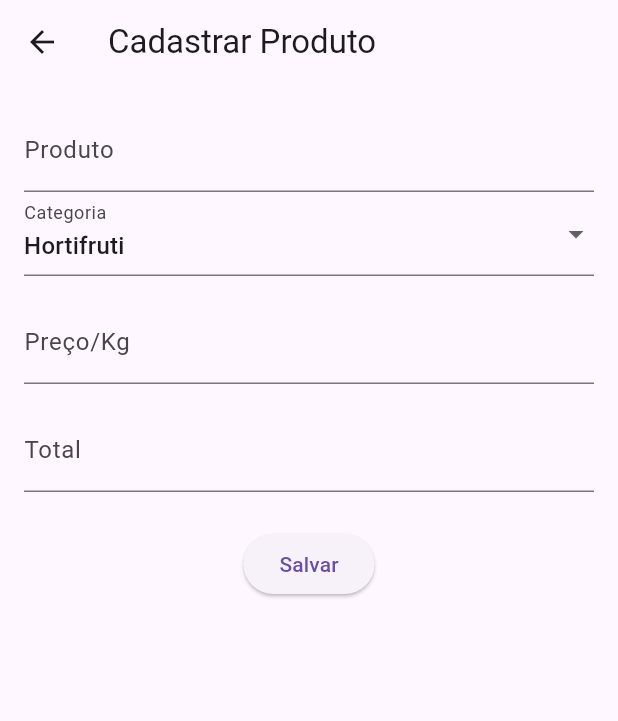
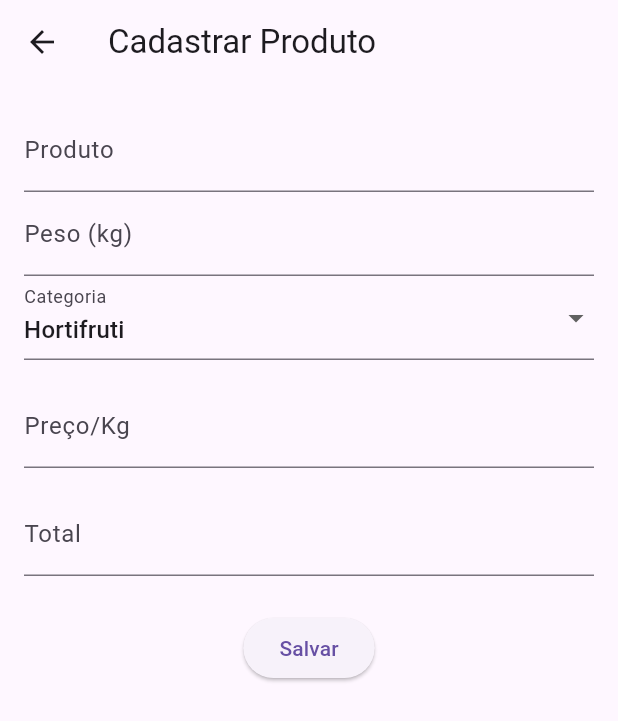
Before and after one commit to dantecbrasil-arch/smartcompre, a Flutter app: the CadastroItemScreen screen opened directly with empty values, on a phone screen of 412 x 824 dp. Shown: the top 721 px of the screen. Run offline on Flutter 3.47's test engine with Material 3 defaults, Android fonts, the phone set to English and light mode, and no system bars; our stand-ins replace camera, image_picker, shared_preferences; missing offline and left inert: google_mlkit_text_recognition; accounts and stored records are empty.

Commit message:
Implementa captura e transporte do peso OCR

```diff
--- a/lib/models/etiqueta_produto.dart
+++ b/lib/models/etiqueta_produto.dart
@@ -1,10 +1,12 @@
 class EtiquetaProduto {
   final String produto;
+  final double? peso;
   final double? precoKg;
   final double? total;
 
   EtiquetaProduto({
     required this.produto,
+    this.peso,
     this.precoKg,
     this.total,
   });
--- a/lib/models/item_compra.dart
+++ b/lib/models/item_compra.dart
@@ -1,12 +1,14 @@
 class ItemCompra {
   final String produto;
   final String categoria;
+  final double? peso;
   final double? precoKg;
   final double? total;
 
   ItemCompra({
     required this.produto,
     required this.categoria,
+    this.peso,
     this.precoKg,
     this.total,
   });
--- a/lib/screens/cadastro_item_screen.dart
+++ b/lib/screens/cadastro_item_screen.dart
@@ -5,10 +5,12 @@ class CadastroItemScreen extends StatefulWidget {
   final String produto;
   final double? precoKg;
   final double? total;
+  final double? peso;
 
   const CadastroItemScreen({
     super.key,
     required this.produto,
+    this.peso,
     this.precoKg,
     this.total,
   });
@@ -37,6 +39,11 @@ void initState() {
     final produtoController =
         TextEditingController(text: widget.produto);
 
+    final pesoController =
+        TextEditingController(
+     text: widget.peso?.toString() ?? '',
+);
+
     final precoController =
         TextEditingController(
       text: widget.precoKg?.toString() ?? '',
@@ -59,6 +66,13 @@ void initState() {
   controller: produtoController,
   decoration: const InputDecoration(
     labelText: 'Produto',
+  ),
+),
+
+TextField(
+  controller: pesoController,
+  decoration: const InputDecoration(
+    labelText: 'Peso (kg)',
   ),
 ),
 
@@ -144,6 +158,9 @@ TextField(
                 final item = ItemCompra(
                   produto: produtoController.text,
                   categoria: categoriaSelecionada,
+                  peso: double.tryParse(
+                    pesoController.text.replaceAll(',', '.'),
+                  ),
                   precoKg: double.tryParse(
                     precoController.text
                         .replaceAll(',', '.')
--- a/lib/screens/camera_screen.dart
+++ b/lib/screens/camera_screen.dart
@@ -158,6 +158,7 @@ final List<ItemCompra> _itens = [];
   MaterialPageRoute(
     builder: (_) => CadastroItemScreen(
       produto: dados.produto,
+      peso: dados.peso,
       precoKg: dados.precoKg,
       total: dados.total,
     ),
@@ -169,6 +170,7 @@ if (item != null) {
     'ITEM RETORNOU => '
     '${item.produto} | '
     '${item.categoria} | '
+    '${item.peso} | '
     '${item.precoKg} | '
     '${item.total}',
   );
--- a/lib/screens/produtos_screen.dart
+++ b/lib/screens/produtos_screen.dart
@@ -553,6 +553,7 @@ debugPrint(
 
     produtos.add({
       'nome': item.produto,
+      'peso': item.peso,
       'categoria': item.categoria,
       'quantidade': 1,
       'preco': item.precoKg ?? 0.0,
--- a/lib/services/etiqueta_parser.dart
+++ b/lib/services/etiqueta_parser.dart
@@ -5,10 +5,12 @@ class EtiquetaParser {
     String produto = '';
     String precoKg = '';
     String total = '';
+    String peso = '';
 
     final linhas = texto.split('\n');
 
     final numeros = <String>[];
+    final pesos = <String>[];
 
     for (final linha in linhas) {
       final l = linha.trim();
@@ -23,11 +25,26 @@ class EtiquetaParser {
         produto = l;
       }
 
+      if (RegExp(r'^\d+[,.]\d+.*$').hasMatch(l)) {
+        pesos.add(l);
+     }
+
+
       if (RegExp(r'^\d+[,\.]\d+$').hasMatch(l)) {
         numeros.add(l);
       }
     }
 
+    if (pesos.isNotEmpty) {
+      peso = pesos.first.replaceAll('ks', '');
+
+      print('PESO BRUTO: $peso');
+    }
+
+    print('PESO ENCONTRADO: $peso');
+    print(
+    'PESO DOUBLE: ${double.tryParse(peso.replaceAll(",", "."))}',
+  );
     if (numeros.isNotEmpty) {
       precoKg = numeros[0];
     }
@@ -38,6 +55,7 @@ class EtiquetaParser {
 
     return EtiquetaProduto(
       produto: produto,
+      peso: peso.isNotEmpty ? double.tryParse(peso.replaceAll(',', '.')) : null,
       precoKg: precoKg.isNotEmpty
           ? double.tryParse(precoKg.replaceAll(',', '.'))
           : null,
```
